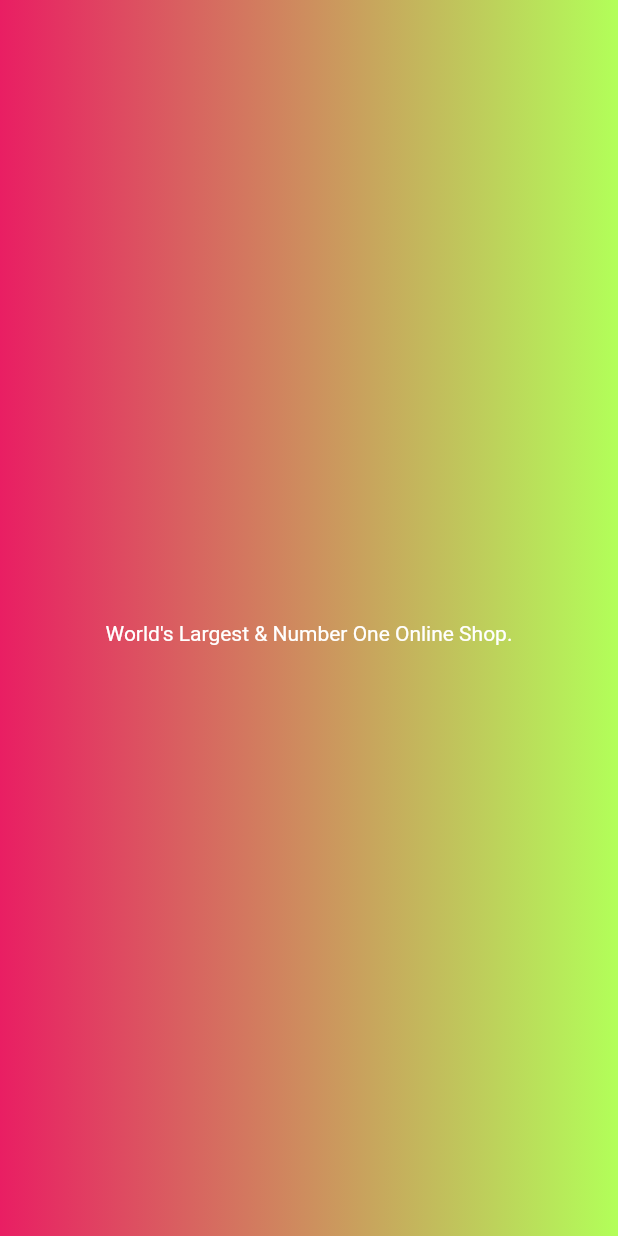
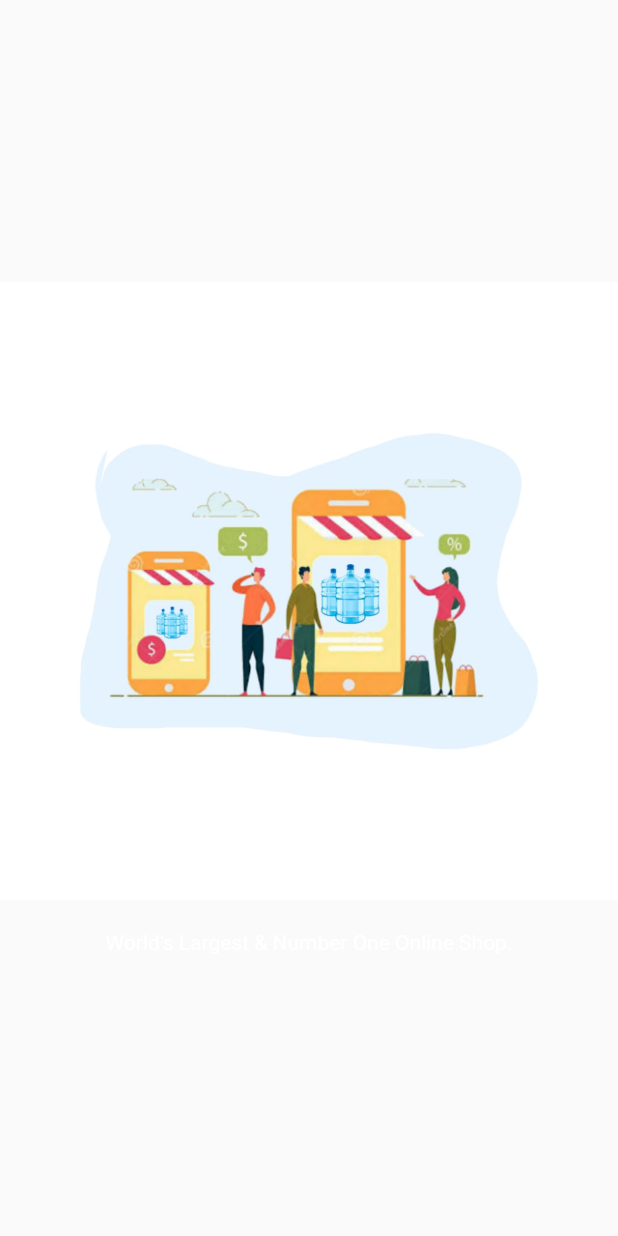
Before and after one commit to unfoldedRoses/e_shop-master-last-stage, a Flutter app: the first screen one second after launch, on a phone screen of 412 x 824 dp. Run offline on Flutter 3.47's test engine with Material 2 defaults, Android fonts, the phone set to English and light mode, and no system bars; our stand-ins replace cloud_firestore, firebase_auth, firebase_storage, fluttertoast, image_picker, shared_preferences and 1 more; accounts and stored records are empty.

Commit message:
Initial commit

```diff
--- a/lib/main.dart
+++ b/lib/main.dart
@@ -34,8 +34,10 @@ class MyApp extends StatelessWidget {
       child: MaterialApp(
           title: 'e-Shop',
           debugShowCheckedModeBanner: false,
+
           theme: ThemeData(
-            primaryColor: Colors.green,
+            primaryColor: Colors.deepPurpleAccent,
+
           ),
           home: SplashScreen()
       ),
@@ -72,22 +74,12 @@ class _SplashScreenState extends State<SplashScreen> {
   Widget build(BuildContext context) {
     return Material(
       child: Container(
-        decoration: new BoxDecoration(
-          gradient: new LinearGradient(
-              colors: [
-                Colors.pink,
-                Colors.lightGreenAccent,
-              ],
-              begin: const FractionalOffset(0.0, 0.0),
-              end: const FractionalOffset(1.0, 0.0),
-              stops: [0.0, 1.0],
-              tileMode: TileMode.clamp),
-        ),
+
         child: Center(
           child: Column(
             mainAxisAlignment: MainAxisAlignment.center,
             children: <Widget>[
-              //Image.asset('images/welcome.png'),
+              Image.asset('images/1.png'),
               SizedBox(height: 20.0,),
               Text("World's Largest & Number One Online Shop.", style: TextStyle(color: Colors.white),),
             ],
--- a/pubspec.yaml
+++ b/pubspec.yaml
@@ -29,6 +29,8 @@ dev_dependencies:
   flutter_test:
     sdk: flutter
   simple_animations: ^1.3.3
+  convex_bottom_bar: ^2.5.1+1
+
 
 flutter:
   uses-material-design: true
@@ -41,3 +43,4 @@ flutter:
     - assets/
     - assets/Illustration.png
     - assets/canos.png
+    - images/1.png
```
Also changed, not shown: lib/Store/storehome.dart (+87 -26 lines), pubspec.lock.
